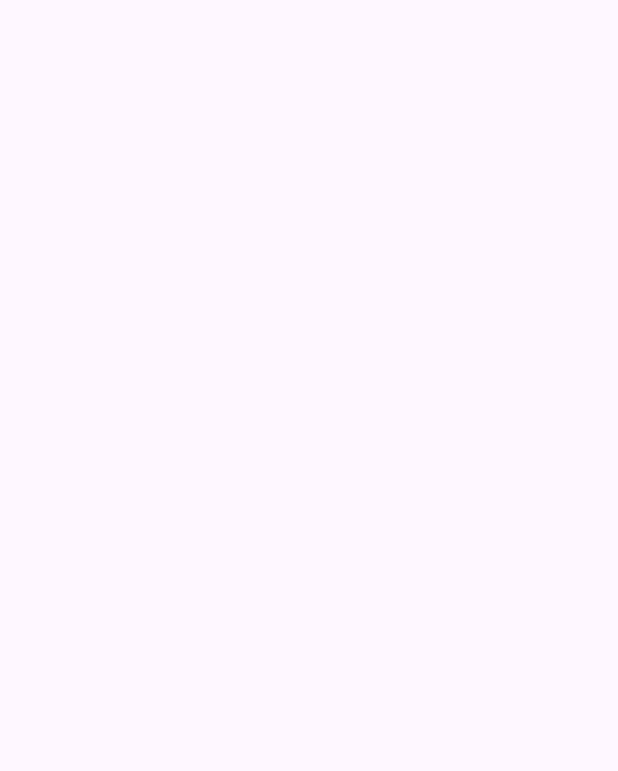
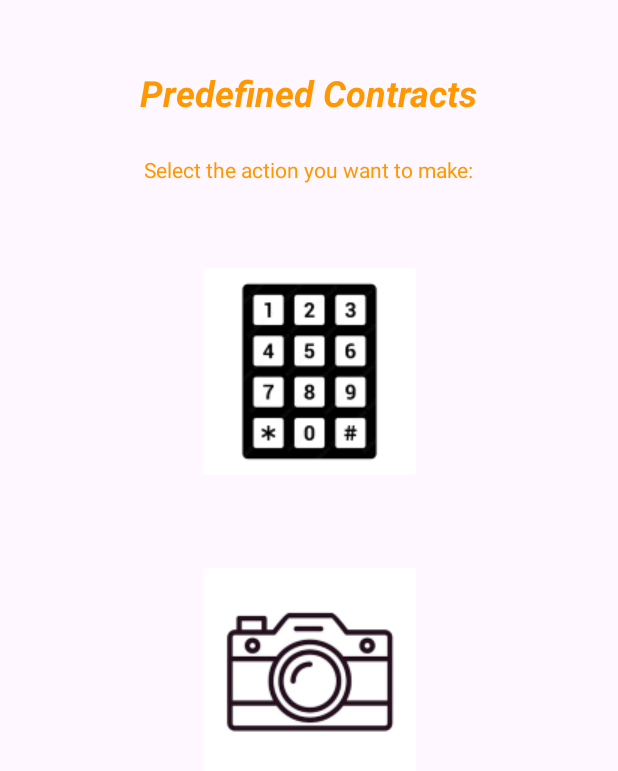
Before and after one commit to davplanes/Predefined_Contracts, an Android app: the screen it shows after launch (MainActivity), on a phone screen of 412 x 824 dp. Before the commit the part shown is empty. Shown: the top 771 px of the screen. Run offline under Robolectric (Android 15) with nearby library versions, the phone set to English and light mode, and no system bars.

Commit message:
Made home screen, added activity for the camera and set the listeners for the image buttons.

```diff
--- a/app/src/main/AndroidManifest.xml
+++ b/app/src/main/AndroidManifest.xml
@@ -19,6 +19,9 @@
         android:theme="@style/Theme.PredefinedContracts"
         tools:targetApi="31">
         <activity
+            android:name=".Camera_Activity"
+            android:exported="false" />
+        <activity
             android:name=".Call_Activity"
             android:exported="false" />
         <activity
--- /dev/null
+++ b/app/src/main/java/com/davidkerman/myapplication/Camera_Activity.java
@@ -0,0 +1,24 @@
+package com.davidkerman.myapplication;
+
+import android.os.Bundle;
+
+import androidx.activity.EdgeToEdge;
+import androidx.appcompat.app.AppCompatActivity;
+import androidx.core.graphics.Insets;
+import androidx.core.view.ViewCompat;
+import androidx.core.view.WindowInsetsCompat;
+
+public class Camera_Activity extends AppCompatActivity {
+
+    @Override
+    protected void onCreate(Bundle savedInstanceState) {
+        super.onCreate(savedInstanceState);
+        EdgeToEdge.enable(this);
+        setContentView(R.layout.activity_camera);
+        ViewCompat.setOnApplyWindowInsetsListener(findViewById(R.id.main), (v, insets) -> {
+            Insets systemBars = insets.getInsets(WindowInsetsCompat.Type.systemBars());
+            v.setPadding(systemBars.left, systemBars.top, systemBars.right, systemBars.bottom);
+            return insets;
+        });
+    }
+}
--- a/app/src/main/java/com/davidkerman/myapplication/MainActivity.java
+++ b/app/src/main/java/com/davidkerman/myapplication/MainActivity.java
@@ -7,6 +7,7 @@ import android.net.Uri;
 import android.os.Bundle;
 import android.view.View;
 import android.widget.Button;
+import android.widget.ImageButton;
 import android.widget.TextView;
 import android.widget.Toast;
 
@@ -27,6 +28,11 @@ import java.util.regex.Pattern;
 
 public class MainActivity extends AppCompatActivity {
 
+    private ImageButton tocall;
+    private ImageButton tophoto;
+
+    private Intent intent;
+
     @Override
     protected void onCreate(Bundle savedInstanceState) {
         super.onCreate(savedInstanceState);
@@ -38,7 +44,32 @@ public class MainActivity extends AppCompatActivity {
             return insets;
         });
 
+        initializeViews();
+    }
 
+    private void initializeViews() {
+        tocall = findViewById(R.id.tocall);
+        tophoto = findViewById(R.id.tophoto);
+
+        setListeners();
+    }
+
+    private void setListeners() {
+        tocall.setOnClickListener(new View.OnClickListener() {
+            @Override
+            public void onClick(View view) {
+                intent = new Intent(MainActivity.this, Call_Activity.class);
+                startActivity(intent);
+            }
+        });
+
+        tophoto.setOnClickListener(new View.OnClickListener() {
+            @Override
+            public void onClick(View view) {
+                intent = new Intent(MainActivity.this, Camera_Activity.class);
+                startActivity(intent);
+            }
+        });
     }
 
 }
--- /dev/null
+++ b/app/src/main/res/layout/activity_camera.xml
@@ -0,0 +1,10 @@
+<?xml version="1.0" encoding="utf-8"?>
+<androidx.constraintlayout.widget.ConstraintLayout xmlns:android="http://schemas.android.com/apk/res/android"
+    xmlns:app="http://schemas.android.com/apk/res-auto"
+    xmlns:tools="http://schemas.android.com/tools"
+    android:id="@+id/main"
+    android:layout_width="match_parent"
+    android:layout_height="match_parent"
+    tools:context=".Camera_Activity">
+
+</androidx.constraintlayout.widget.ConstraintLayout>
--- a/app/src/main/res/layout/activity_main.xml
+++ b/app/src/main/res/layout/activity_main.xml
@@ -7,5 +7,60 @@
     android:layout_height="match_parent"
     tools:context=".MainActivity">
 
+    <TextView
+        android:id="@+id/maintitle"
+        android:layout_width="wrap_content"
+        android:layout_height="wrap_content"
+        android:layout_marginStart="95dp"
+        android:layout_marginTop="45dp"
+        android:layout_marginEnd="95dp"
+        android:text="Predefined Contracts"
+        android:textColor="#FF9800"
+        android:textSize="24sp"
+        android:textStyle="bold|italic"
+        app:layout_constraintEnd_toEndOf="parent"
+        app:layout_constraintStart_toStartOf="parent"
+        app:layout_constraintTop_toTopOf="parent" />
+
+    <TextView
+        android:id="@+id/instructions"
+        android:layout_width="wrap_content"
+        android:layout_height="wrap_content"
+        android:layout_marginStart="95dp"
+        android:layout_marginTop="25dp"
+        android:layout_marginEnd="95dp"
+        android:text="Select the action you want to make:"
+        android:textColor="#FF9800"
+        app:layout_constraintEnd_toEndOf="parent"
+        app:layout_constraintStart_toStartOf="parent"
+        app:layout_constraintTop_toBottomOf="@+id/maintitle" />
+
+    <ImageButton
+        android:id="@+id/tocall"
+        android:layout_width="150dp"
+        android:layout_height="150dp"
+        android:layout_marginStart="130dp"
+        android:layout_marginTop="50dp"
+        android:layout_marginEnd="130dp"
+        android:backgroundTint="#FFFFFF"
+        android:contentDescription=" "
+        app:layout_constraintEnd_toEndOf="parent"
+        app:layout_constraintStart_toStartOf="parent"
+        app:layout_constraintTop_toBottomOf="@+id/instructions"
+        app:srcCompat="@drawable/call" />
+
+    <ImageButton
+        android:id="@+id/tophoto"
+        android:layout_width="150dp"
+        android:layout_height="150dp"
+        android:layout_marginStart="130dp"
+        android:layout_marginTop="50dp"
+        android:layout_marginEnd="130dp"
+        android:backgroundTint="#FFFFFF"
+        android:contentDescription=" "
+        app:layout_constraintEnd_toEndOf="parent"
+        app:layout_constraintStart_toStartOf="parent"
+        app:layout_constraintTop_toBottomOf="@+id/tocall"
+        app:srcCompat="@drawable/camera" />
 
 </androidx.constraintlayout.widget.ConstraintLayout>
```
Also changed, not shown: app/src/main/res/drawable/call.png (added), app/src/main/res/drawable/camera.png (added).
